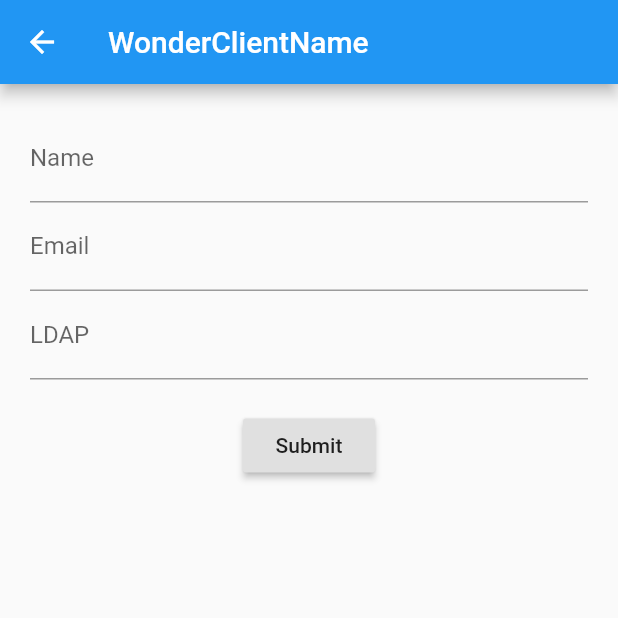
After one commit to asoto31/dext, a Flutter app: the Users screen opened directly, after a tap on the "add" icon, on a phone screen of 412 x 824 dp, the top half of it. The commit adds this screen. Run offline on Flutter 3.47's test engine with Material 2 defaults, Android fonts, the phone set to English and light mode, and no system bars; our stand-ins replace charts_flutter, cloud_firestore, cloud_functions, firebase_auth, firebase_core, font_awesome_flutter and 1 more; accounts and stored records are empty.

Commit message:
Users creation

```diff
--- a/lib/route_generator.dart
+++ b/lib/route_generator.dart
@@ -3,6 +3,7 @@ import 'package:flutter/material.dart';
 import 'package:dext/login.dart';
 import 'package:dext/home.dart';
 import 'package:dext/counts.dart';
+import 'package:dext/users.dart';
 
 class RouteGenerator {
   static Route<dynamic> generateRoute(RouteSettings settings) {
@@ -16,6 +17,8 @@ class RouteGenerator {
         return MaterialPageRoute(builder: (_) => Home());
       case '/counts':
         return MaterialPageRoute(builder: (_) => Counts());
+      case '/users':
+        return MaterialPageRoute(builder: (_) => Users());
       default:
         // If there is no such named route in the switch statement, e.g. /third
         return _errorRoute();
--- /dev/null
+++ b/lib/task.dart
@@ -0,0 +1,17 @@
+class Task {
+  final int taskVal;
+  final String taskDetails;
+  final String colorVal;
+  Task(this.taskDetails,this.taskVal,this.colorVal);
+
+  Task.fromMap(Map<String, dynamic> map)
+      : assert(map['taskdetails'] != null),
+        assert(map['taskVal'] != null),
+        assert(map['colorVal'] != null),
+        taskDetails = map['taskdetails'],
+        taskVal = map['taskVal'],
+        colorVal=map['colorVal'];
+
+  @override
+  String toString() => "Record<$taskVal:$taskDetails>";
+}
--- /dev/null
+++ b/lib/user.dart
@@ -0,0 +1,114 @@
+import 'package:flutter/material.dart';
+import 'package:cloud_firestore/cloud_firestore.dart';
+import 'package:cloud_functions/cloud_functions.dart';
+
+class User extends StatefulWidget {
+  final String clientName;
+  const User({Key key, this.clientName}): super(key: key);
+
+  @override
+  _UserState createState() => _UserState();
+}
+
+class _UserState extends State<User> {
+  String _name;
+  String _email;
+  String _ldap;
+
+  final GlobalKey<FormState> _formKey = GlobalKey<FormState>();
+  final FirebaseFirestore firestore = FirebaseFirestore.instance;
+  final FirebaseFunctions functions = FirebaseFunctions.instance;
+
+  void _create(name, email, ldap) async {
+    print(name);
+    print(email);
+    print(ldap);
+    HttpsCallable callable = functions.httpsCallable('createUser');
+    try {
+      HttpsCallableResult response = await callable.call(<String, dynamic>{
+        'name': name,
+        'email': email,
+        'ldap': ldap
+      });
+      print(response.data["status"]);
+    } catch (e) {
+      print(e);
+    }
+  }
+
+  Widget _buildName() {
+    return Padding(
+      padding: EdgeInsets.all(20.0),
+      child: Column(
+        children: <Widget>[
+          TextFormField(
+            decoration: InputDecoration(labelText: 'Name'),
+            validator: (String value) {
+              if (value.isEmpty) {
+                return 'Name is Required';
+              }
+              return null;
+            },
+            onSaved: (String value) {
+              _name = value;
+            },
+          ),
+          TextFormField(
+            decoration: InputDecoration(labelText: 'Email'),
+            validator: (String value) {
+              if (value.isEmpty) {
+                return 'Email is Required';
+              }
+              return null;
+            },
+            onSaved: (String value) {
+              _email = value;
+            },
+          ),
+          TextFormField(
+            decoration: InputDecoration(labelText: 'LDAP'),
+            validator: (String value) {
+              if (value.isEmpty) {
+                return 'LDAP is Required';
+              }
+              return null;
+            },
+            onSaved: (String value) {
+              _ldap = value;
+            },
+          ),
+        ],
+      ),
+    );
+  }
+
+  @override
+  Widget build(BuildContext context) {
+    return Scaffold(
+      appBar: AppBar(
+        title: Text(widget.clientName),
+      ),
+      body: Container(
+        child: Form(
+          key: _formKey,
+          child: Column(
+            children: <Widget>[
+              _buildName(),
+              RaisedButton(
+                child: Text('Submit'),
+                onPressed: () {
+                  if (!_formKey.currentState.validate()) {
+                    return;
+                  }
+                  _formKey.currentState.save();
+                  _create(_name, _email, _ldap);
+                  Navigator.pop(context);
+                },
+              )
+            ],
+          ),
+        ),
+      ),
+    );
+  }
+}
--- /dev/null
+++ b/lib/users.dart
@@ -0,0 +1,65 @@
+import 'package:flutter/material.dart';
+import 'package:cloud_firestore/cloud_firestore.dart';
+
+import 'package:dext/user.dart';
+
+class Users extends StatefulWidget {
+  @override
+  _UsersState createState() => _UsersState();
+}
+
+class _UsersState extends State<Users> {
+  final FirebaseFirestore firestore = FirebaseFirestore.instance;
+
+  Widget _buildListItem(BuildContext context, DocumentSnapshot document) {
+    return Card(
+      child: ListTile(
+        title: Text(document['name']),
+        trailing: FlatButton(
+          child: Icon(Icons.remove_red_eye),
+          onPressed: () {
+            Navigator.of(context).pushNamed('/second',
+                arguments: document.id + " " + document["name"]);
+          },
+        ),
+      ),
+    );
+  }
+
+  void _read() async {
+    DocumentSnapshot documentSnapshot;
+    try {
+      documentSnapshot =
+      await firestore.collection('users').doc('testUser').get();
+      print(documentSnapshot.data);
+    } catch (e) {
+      print(e);
+    }
+  }
+
+  @override
+  Widget build(BuildContext context) {
+    return Scaffold(
+      appBar: AppBar(
+        title: Text("Team Members"),
+      ),
+      body: StreamBuilder(
+        stream: FirebaseFirestore.instance.collection('Test_user').snapshots(),
+        builder: (context, snapshot) {
+          if (!snapshot.hasData) return const Text('Loading...');
+          return ListView.builder(
+            itemCount: snapshot.data.documents.length,
+            itemBuilder: (context, index) =>
+                _buildListItem(context, snapshot.data.documents[index]),
+          );
+        },
+      ),
+      floatingActionButton: FloatingActionButton(
+        child: Icon(Icons.add),
+        onPressed: () {
+          Navigator.of(context).push(MaterialPageRoute(builder: (context) => User(clientName: "WonderClientName")));
+        },
+      ),
+    );
+  }
+}
--- a/pubspec.yaml
+++ b/pubspec.yaml
@@ -25,6 +25,7 @@ dependencies:
   firebase_core: ^0.5.0
   firebase_auth: ^0.18.0+1
   cloud_firestore: ^0.14.1+3
+  cloud_functions: ^0.7.0+1
   google_sign_in: ^4.5.3
   font_awesome_flutter: ^8.10.0
   charts_flutter: ^0.9.0
```
Also changed, not shown: lib/csat.dart (added, +103 -0 lines), lib/error.dart (added, +15 -0 lines), lib/home.dart (+9 -2 lines), lib/main.dart (+23 -4 lines), lib/splash.dart (added, +24 -0 lines), pubspec.lock, 1 other file.
